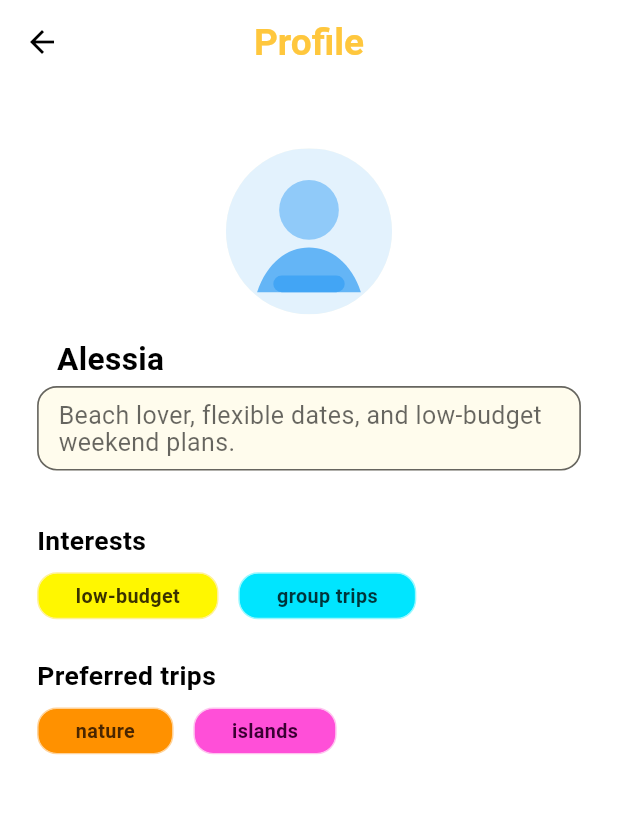
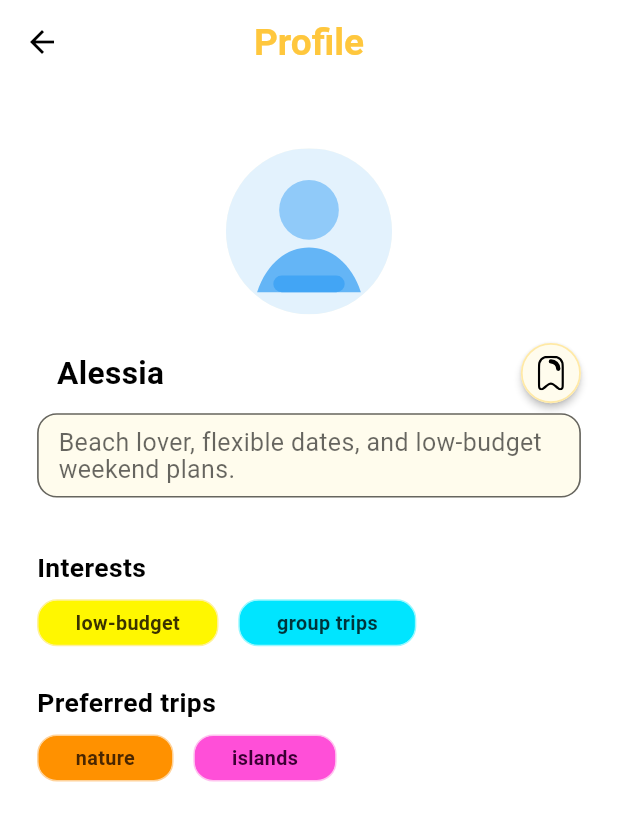
Before and after one commit to Simo-2004/TravelMate, a Flutter app: the MateDetailsScreen screen opened directly with sample values from the repository, on a phone screen of 412 x 824 dp. Shown: the top 821 px of the screen. Run offline on Flutter 3.47's test engine with Material 3 defaults, Android fonts, the phone set to English and light mode, and no system bars; our stand-ins replace flutter_svg.

Commit message:
feat: save button on mate details
Added the save button on the mate details to save a mate in the "saved" screen

```diff
--- a/lib/features/search/mate_details_screen.dart
+++ b/lib/features/search/mate_details_screen.dart
@@ -4,17 +4,99 @@ import 'package:travelmate/core/constants/app_colors.dart';
 import 'package:travelmate/core/constants/app_sizes.dart';
 import 'package:travelmate/core/constants/app_strings.dart';
 import 'package:travelmate/core/theme/app_text_styles.dart';
+import 'package:travelmate/features/navigation/navigation_controller.dart';
 import 'package:travelmate/shared/models/mate_profile.dart';
+import 'package:travelmate/shared/models/saved_trip_preview.dart';
+import 'package:travelmate/shared/models/trip_tag.dart';
+import 'package:travelmate/shared/state/saved_trip_preview_store.dart';
 import 'package:travelmate/shared/widgets/mate_details_panel.dart';
 import 'package:travelmate/shared/widgets/mate_tag_group.dart';
+import 'package:travelmate/shared/widgets/save_trip_button.dart';
 
 class MateDetailsScreen extends StatelessWidget {
+  static const List<Color> _tagBackgroundPalette = [
+    Color(0xFFFFF700),
+    Color(0xFF00E5FF),
+    Color(0xFF7CFF4D),
+    Color(0xFFFF9100),
+    Color(0xFFFF4FD8),
+    Color(0xFFB24CFF),
+  ];
+
+  static const List<Color> _tagTextPalette = [
+    Color(0xFF3A3200),
+    Color(0xFF00343A),
+    Color(0xFF1F3A00),
+    Color(0xFF4A2600),
+    Color(0xFF3A0032),
+    Color(0xFF2F005C),
+  ];
+
+  static const List<Color> _tagBorderPalette = [
+    Color(0xFFFFF199),
+    Color(0xFF99F8FF),
+    Color(0xFFC8FFB5),
+    Color(0xFFFFD299),
+    Color(0xFFFFC2EF),
+    Color(0xFFE0B6FF),
+  ];
+
   final MateProfile mate;
 
-  const MateDetailsScreen({
-    super.key,
-    required this.mate,
-  });
+  const MateDetailsScreen({super.key, required this.mate});
+
+  List<TripTag> _buildPreviewTags() {
+    final labels = <String>[...mate.interests, ...mate.preferredTrips]
+        .map((tag) => tag.trim())
+        .where((tag) => tag.isNotEmpty)
+        .toSet()
+        .toList(growable: false);
+
+    return labels
+        .asMap()
+        .entries
+        .map((entry) {
+          final paletteIndex = entry.key % _tagBackgroundPalette.length;
+
+          return TripTag(
+            label: entry.value,
+            backgroundColor: _tagBackgroundPalette[paletteIndex],
+            textColor: _tagTextPalette[paletteIndex],
+            borderColor: _tagBorderPalette[paletteIndex],
+          );
+        })
+        .toList(growable: false);
+  }
+
+  void _stageMatePreview(BuildContext context) {
+    final preview = SavedTripPreview(
+      tripName: mate.name,
+      destinationTitle: '${AppStrings.mateDetailsPageTitle}: ${mate.name}',
+      description: mate.description,
+      coverImage: mate.profileImageAsset ?? '',
+      tags: _buildPreviewTags(),
+    );
+
+    SavedTripPreviewStore.instance.stageTrip(preview);
+
+    final targetIndex = NavigationScope.indexOfLabel(
+      context,
+      AppStrings.navSavedLabel,
+    );
+    final controller = NavigationScope.maybeControllerOf(context);
+
+    if (controller != null && targetIndex != null) {
+      controller.index = targetIndex;
+      Navigator.of(context).pop();
+      return;
+    }
+
+    ScaffoldMessenger.of(context).showSnackBar(
+      const SnackBar(
+        content: Text('Mate profile card is ready in Saved Items.'),
+      ),
+    );
+  }
 
   @override
   Widget build(BuildContext context) {
@@ -25,9 +107,7 @@ class MateDetailsScreen extends StatelessWidget {
       appBar: AppBar(
         title: Text(
           AppStrings.mateDetailsPageTitle,
-          style: AppTextStyles.titleLg(sizes).copyWith(
-            color: AppColors.yellow,
-          ),
+          style: AppTextStyles.titleLg(sizes).copyWith(color: AppColors.yellow),
         ),
       ),
       body: SafeArea(
@@ -47,6 +127,9 @@ class MateDetailsScreen extends StatelessWidget {
                   name: mate.name,
                   description: mate.description,
                   profileImageAsset: mate.profileImageAsset,
+                  nameTrailing: SaveTripButton(
+                    onTap: () => _stageMatePreview(context),
+                  ),
                 ),
                 MateTagGroup(
                   title: AppStrings.mateInterestsTitle,
--- a/lib/shared/widgets/mate_details_panel.dart
+++ b/lib/shared/widgets/mate_details_panel.dart
@@ -14,6 +14,7 @@ class MateDetailsPanel extends StatelessWidget {
   final double? avatarSize;
   final TextStyle? nameStyle;
   final TextStyle? descriptionStyle;
+  final Widget? nameTrailing;
   final double? imageToTitleSpacing;
   final EdgeInsetsGeometry? descriptionPadding;
   final Color? descriptionBackgroundColor;
@@ -31,6 +32,7 @@ class MateDetailsPanel extends StatelessWidget {
     this.avatarSize,
     this.nameStyle,
     this.descriptionStyle,
+    this.nameTrailing,
     this.imageToTitleSpacing,
     this.descriptionPadding,
     this.descriptionBackgroundColor,
@@ -42,27 +44,25 @@ class MateDetailsPanel extends StatelessWidget {
   @override
   Widget build(BuildContext context) {
     final sizes = AppSizes.of(context);
-    final resolvedPadding = padding ??
-        EdgeInsets.symmetric(
-          vertical: sizes.padS,
-        );
+    final resolvedPadding =
+        padding ?? EdgeInsets.symmetric(vertical: sizes.padS);
     final resolvedImageToTitleSpacing =
         imageToTitleSpacing ?? (sizes.padM * 1.45);
-    final resolvedNameStyle = nameStyle ??
+    final resolvedNameStyle =
+        nameStyle ??
         AppTextStyles.titleLg(sizes).copyWith(
           fontSize: (sizes.textMd * 1.22).clamp(19.0, 30.0).toDouble(),
           height: sizes.textHeightTight + 0.05,
         );
-    final resolvedDescriptionStyle = descriptionStyle ??
+    final resolvedDescriptionStyle =
+        descriptionStyle ??
         AppTextStyles.bodyMd(sizes).copyWith(
           fontSize: (sizes.textSm * 1.26).clamp(14.0, 20.0).toDouble(),
           height: sizes.textHeightTight + 0.1,
         );
-    final resolvedDescriptionPadding = descriptionPadding ??
-        EdgeInsets.symmetric(
-          horizontal: sizes.padM,
-          vertical: sizes.padS,
-        );
+    final resolvedDescriptionPadding =
+        descriptionPadding ??
+        EdgeInsets.symmetric(horizontal: sizes.padM, vertical: sizes.padS);
     final resolvedDescriptionBackgroundColor =
         descriptionBackgroundColor ?? const Color(0xFFFFFCED);
     final resolvedDescriptionBorderColor =
@@ -71,17 +71,20 @@ class MateDetailsPanel extends StatelessWidget {
         descriptionBorderWidth ?? sizes.padXs * 0.22;
     final resolvedDescriptionBorderRadius =
         descriptionBorderRadius ?? sizes.radiusM;
-    final resolvedDescriptionInsets =
-        resolvedDescriptionPadding.resolve(Directionality.of(context));
+    final resolvedDescriptionInsets = resolvedDescriptionPadding.resolve(
+      Directionality.of(context),
+    );
 
     return LayoutBuilder(
       builder: (context, constraints) {
         final baseAvatarSize =
             avatarSize ?? (sizes.sliderTileSize * 0.84).clamp(84.0, 150.0);
-        final widthBasedMax =
-            (constraints.maxWidth * 0.34).clamp(84.0, 150.0).toDouble();
-        final resolvedAvatarSize =
-            baseAvatarSize.clamp(84.0, widthBasedMax).toDouble();
+        final widthBasedMax = (constraints.maxWidth * 0.34)
+            .clamp(84.0, 150.0)
+            .toDouble();
+        final resolvedAvatarSize = baseAvatarSize
+            .clamp(84.0, widthBasedMax)
+            .toDouble();
 
         return Padding(
           padding: resolvedPadding,
@@ -91,8 +94,7 @@ class MateDetailsPanel extends StatelessWidget {
               Align(
                 alignment: Alignment.topCenter,
                 child: ClipRRect(
-                  borderRadius:
-                      BorderRadius.circular(resolvedAvatarSize * 0.5),
+                  borderRadius: BorderRadius.circular(resolvedAvatarSize * 0.5),
                   child: Container(
                     width: resolvedAvatarSize,
                     height: resolvedAvatarSize,
@@ -107,9 +109,21 @@ class MateDetailsPanel extends StatelessWidget {
               SizedBox(height: resolvedImageToTitleSpacing),
               Padding(
                 padding: EdgeInsets.only(left: resolvedDescriptionInsets.left),
-                child: Text(
-                  name,
-                  style: resolvedNameStyle,
+                child: Row(
+                  children: [
+                    Expanded(
+                      child: Text(
+                        name,
+                        style: resolvedNameStyle,
+                        maxLines: 2,
+                        overflow: TextOverflow.ellipsis,
+                      ),
+                    ),
+                    if (nameTrailing != null) ...[
+                      SizedBox(width: sizes.padS),
+                      nameTrailing!,
+                    ],
+                  ],
                 ),
               ),
               SizedBox(height: sizes.padXs * 1.35),
@@ -118,17 +132,15 @@ class MateDetailsPanel extends StatelessWidget {
                 padding: resolvedDescriptionPadding,
                 decoration: BoxDecoration(
                   color: resolvedDescriptionBackgroundColor,
-                  borderRadius:
-                      BorderRadius.circular(resolvedDescriptionBorderRadius),
+                  borderRadius: BorderRadius.circular(
+                    resolvedDescriptionBorderRadius,
+                  ),
                   border: Border.all(
                     color: resolvedDescriptionBorderColor,
                     width: resolvedDescriptionBorderWidth,
                   ),
                 ),
-                child: Text(
-                  description,
-                  style: resolvedDescriptionStyle,
-                ),
+                child: Text(description, style: resolvedDescriptionStyle),
               ),
             ],
           ),
```
Also changed, not shown: lib/features/saved/saved_items_screen.dart (+7 -16 lines).
